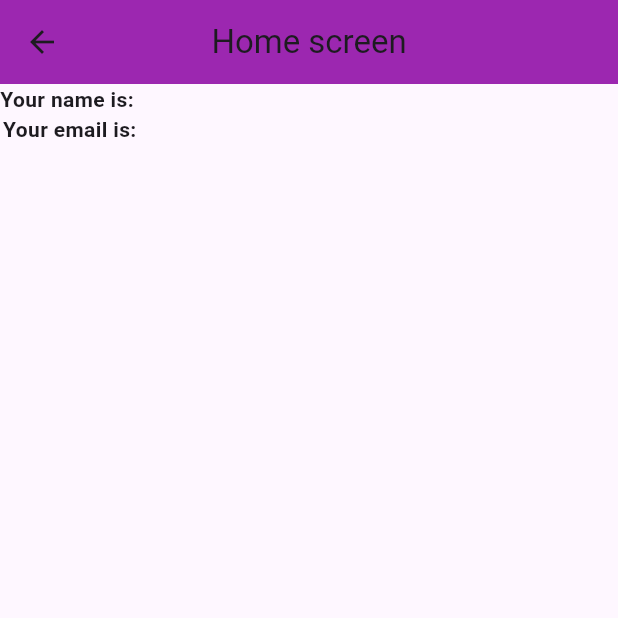
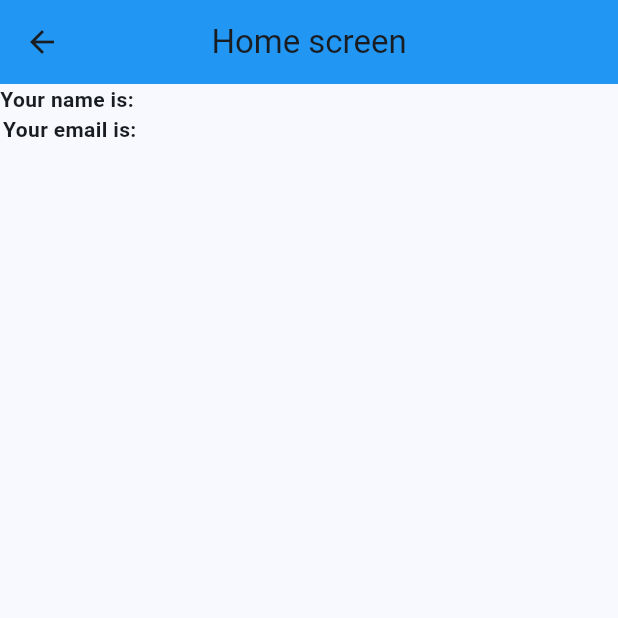
Before and after one commit to noura1812/demo, a Flutter app: the screen it shows after launch, after a tap on "register", on a phone screen of 412 x 824 dp, the top half of it. Run offline on Flutter 3.47's test engine with Material 3 defaults, Android fonts, the phone set to English and light mode, and no system bars.

Commit message:
changed app color to blue

```diff
--- a/lib/homeScreen.dart
+++ b/lib/homeScreen.dart
@@ -14,7 +14,7 @@ class HomeScreen extends StatelessWidget {
   Widget build(BuildContext context) {
     return Scaffold(
       appBar: AppBar(
-        backgroundColor: Colors.purple,
+        backgroundColor: Colors.blue,
         title: Text('Home screen'),
         centerTitle: true,
       ),
--- a/lib/main.dart
+++ b/lib/main.dart
@@ -15,7 +15,7 @@ class MyApp extends StatelessWidget {
     return MaterialApp(
         title: 'Flutter Demo',
         theme: ThemeData(
-          colorScheme: ColorScheme.fromSeed(seedColor: Colors.deepPurple),
+          colorScheme: ColorScheme.fromSeed(seedColor: Colors.blue),
           useMaterial3: true,
         ),
         routes: {
--- a/lib/register.dart
+++ b/lib/register.dart
@@ -20,7 +20,7 @@ class _RegisterScreenState extends State<RegisterScreen> {
       appBar: AppBar(
         title: Text('register'),
         centerTitle: true,
-        backgroundColor: Colors.purple,
+        backgroundColor: Colors.blue,
       ),
       body: Column(
         mainAxisAlignment: MainAxisAlignment.center,
```
